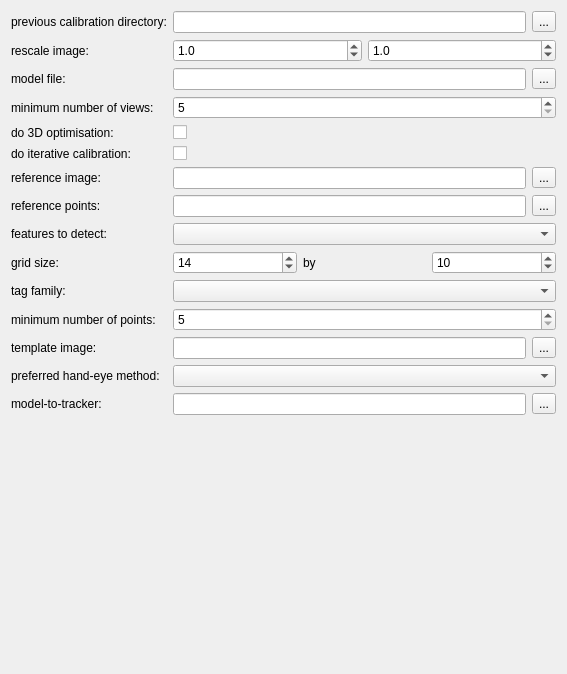
Before: the Qt Designer form MITK/Plugins/uk.ac.ucl.cmic.igicameracal/src/internal/niftkCameraCalViewPreferencePage.ui in NifTK/NifTK, drawn with Qt 5.
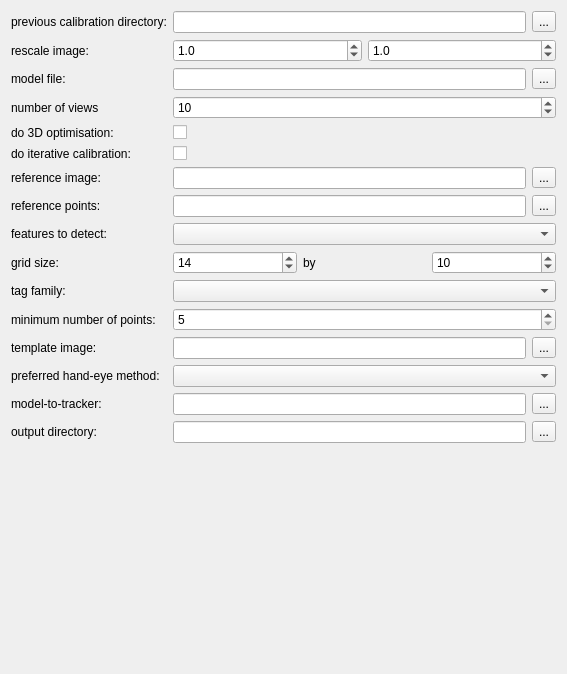
After: the same form once the commit is applied.

```diff
--- a/MITK/Plugins/uk.ac.ucl.cmic.igicameracal/src/internal/niftkCameraCalViewPreferencePage.ui
+++ b/MITK/Plugins/uk.ac.ucl.cmic.igicameracal/src/internal/niftkCameraCalViewPreferencePage.ui
@@ -13,7 +13,7 @@
   <property name="windowTitle">
    <string>Form</string>
   </property>
-  <layout class="QHBoxLayout" name="horizontalLayout_9">
+  <layout class="QVBoxLayout" name="verticalLayout">
    <item>
     <layout class="QFormLayout" name="formLayout">
      <item row="0" column="0">
@@ -136,7 +136,7 @@
         <string>The minimum before camera calibration starts.</string>
        </property>
        <property name="text">
-        <string>minimum number of views:</string>
+        <string>number of views</string>
        </property>
       </widget>
      </item>
@@ -151,6 +151,9 @@
        <property name="singleStep">
         <number>2</number>
        </property>
+       <property name="value">
+        <number>10</number>
+       </property>
       </widget>
      </item>
      <item row="4" column="0">
@@ -407,6 +410,34 @@
        </item>
       </layout>
      </item>
+     <item row="15" column="0">
+      <widget class="QLabel" name="m_OutputDirLabel">
+       <property name="toolTip">
+        <string>The minimum before camera calibration starts.</string>
+       </property>
+       <property name="text">
+        <string>output directory:</string>
+       </property>
+      </widget>
+     </item>
+     <item row="15" column="1">
+      <layout class="QHBoxLayout" name="horizontalLayout_9">
+       <item>
+        <widget class="QLineEdit" name="m_OutputDirLineEdit">
+         <property name="toolTip">
+          <string>Plain text file containing point id and 3D (x, y, z) coordinates, one point per line.</string>
+         </property>
+        </widget>
+       </item>
+       <item>
+        <widget class="QToolButton" name="m_OutputDirToolButton">
+         <property name="text">
+          <string>...</string>
+         </property>
+        </widget>
+       </item>
+      </layout>
+     </item>
     </layout>
    </item>
   </layout>
```
Left out of the diff: 4 changed lines with no effect on the pictures.
